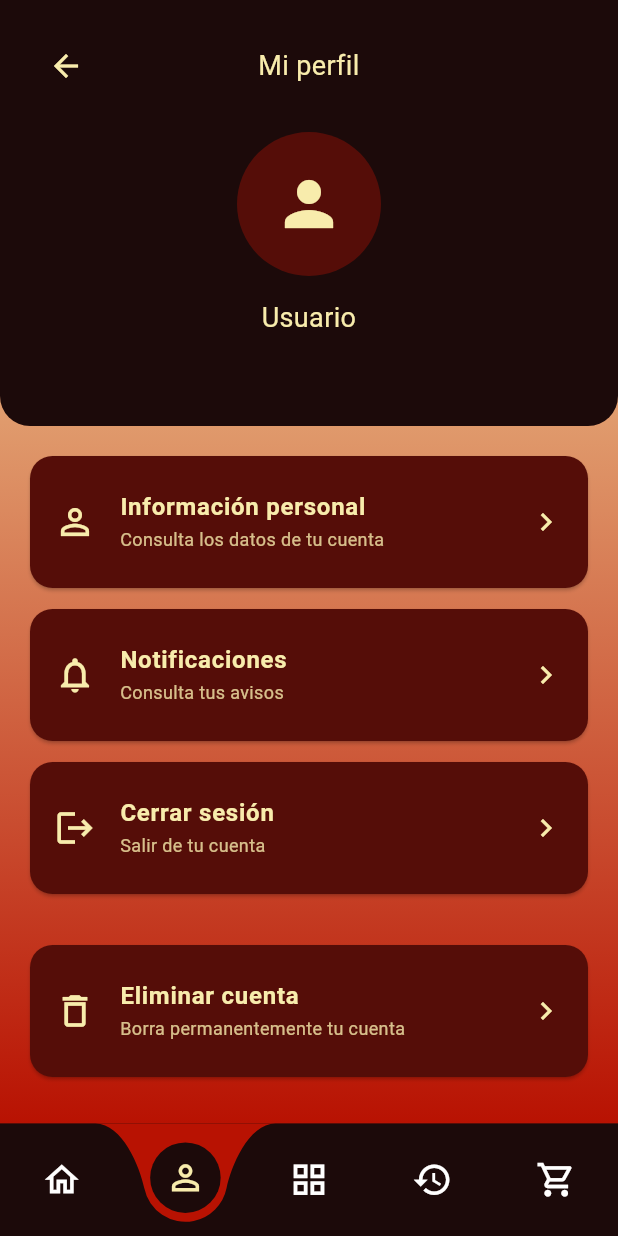
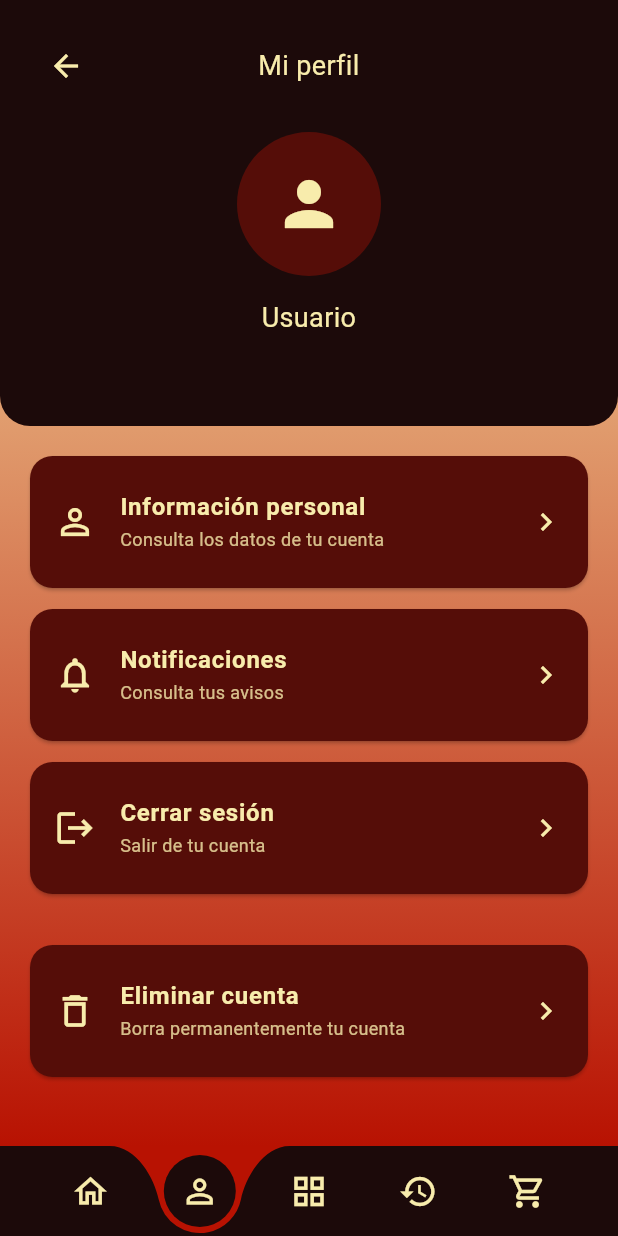
Before and after one commit to valu2208/AsaderoLaCeiba, a Flutter app: the Perfil screen opened directly, on a phone screen of 412 x 824 dp. Run offline on Flutter 3.47's test engine with Material 3 defaults, Android fonts, the phone set to English and light mode, and no system bars; our stand-ins replace google_fonts, google_sign_in, image_picker, shared_preferences; missing offline and left inert: desktop_drop, image_picker_android, image_picker_platform_interface, photo_manager; accounts and stored records are empty.

Commit message:
Chat sin stock ni enlaces, barra de navegación restaurada y navegación Menú-Perfil

```diff
--- a/frontend/lib/componentes/barra_nav_inferior.dart
+++ b/frontend/lib/componentes/barra_nav_inferior.dart
@@ -1,7 +1,7 @@
 import 'package:flutter/material.dart';
+import 'package:asadero/componentes/fondo_barranavegacion.dart';
 import 'package:asadero/core/colores.dart';
 import 'package:asadero/core/carrito_estado.dart';
-import 'package:asadero/componentes/fondo_barranavegacion.dart';
 
 class BarraNavegacionInferior extends StatelessWidget {
   final int indiceActual;
@@ -9,9 +9,9 @@ class BarraNavegacionInferior extends StatelessWidget {
 
   const BarraNavegacionInferior({super.key, this.indiceActual = 0, this.onTap});
 
-  @override
-  Widget build(BuildContext context) {
-    final iconos = [
+  static const double _margen = 24;
+
+  static const List<IconData> _iconos = [
     Icons.home_outlined,
     Icons.person_outline,
     Icons.grid_view,
@@ -19,81 +19,92 @@ class BarraNavegacionInferior extends StatelessWidget {
     Icons.shopping_cart_outlined,
   ];
 
-    return SizedBox(
-      height: 75,
+  @override
+  Widget build(BuildContext context) {
+    return Container(
+      color: AppColors.asphalt,
+      child: SafeArea(
+        top: false,
+        child: SizedBox(
+          height: 60,
           child: LayoutBuilder(
             builder: (context, constraints) {
-          final separacion = constraints.maxWidth / iconos.length;
-          final centro = separacion * indiceActual + separacion / 2;
+              final util = constraints.maxWidth - _margen * 2;
+              final ancho = util / _iconos.length;
 
-          return Stack(
-            clipBehavior: Clip.none,
-            children: [
-              Positioned.fill(
-                child: CustomPaint(painter: FondoBarra(centro: centro)),
+              return CustomPaint(
+                painter: FondoBarra(
+                  centro: _margen + ancho * (indiceActual + 0.5),
                 ),
-              Row(
-                children: List.generate(iconos.length, (indice) {
-                  final seleccionado = indice == indiceActual;
+                child: Padding(
+                  padding: const EdgeInsets.symmetric(horizontal: _margen),
+                  child: Row(
+                    crossAxisAlignment: CrossAxisAlignment.stretch,
+                    children: List.generate(_iconos.length, _item),
+                  ),
+                ),
+              );
+            },
+          ),
+        ),
+      ),
+    );
+  }
+
+  Widget _item(int indice) {
+    final activo = indice == indiceActual;
 
     return Expanded(
       child: GestureDetector(
         behavior: HitTestBehavior.opaque,
         onTap: () => onTap?.call(indice),
-                      child: SizedBox(
-                        height: 75,
-                        child: Align(
-                          alignment: Alignment(0, seleccionado ? -0.10 : 0),
-                          child: AnimatedContainer(
-                            duration: const Duration(milliseconds: 200),
-                            padding: const EdgeInsets.all(10),
-                            decoration: BoxDecoration(
-                              color: seleccionado
-                                  ? AppColors.asphalt
-                                  : Colors.transparent,
-                              shape: BoxShape.circle,
-                            ),
-                            child: indice == 4
-                                ? ValueListenableBuilder<List<CarritoItem>>(
+        child: Stack(
+          alignment: Alignment.center,
+          clipBehavior: Clip.none,
+          children: [
+            if (activo) _circuloActivo(),
+            if (indice == 4)
+              ValueListenableBuilder(
                 valueListenable: CarritoEstado.items,
                 builder: (context, items, child) {
-                                      final cantidad = CarritoEstado.total;
+                  return _iconoCarrito();
+                },
+              )
+            else
+              Icon(_iconos[indice], size: 26, color: AppColors.goldSand),
+          ],
+        ),
+      ),
+    );
+  }
+
+  Widget _iconoCarrito() {
+    final total = CarritoEstado.total;
 
     return Stack(
       clipBehavior: Clip.none,
       children: [
-                                          Icon(
-                                            iconos[indice],
-                                            size: 27,
-                                            color: seleccionado
-                                                ? AppColors.goldSand
-                                                : Colors.white,
+        const Icon(
+          Icons.shopping_cart_outlined,
+          size: 26,
+          color: AppColors.goldSand,
         ),
-                                          if (cantidad > 0)
+        if (total > 0)
           Positioned(
-                                              right: -9,
-                                              top: -7,
+            right: -10,
+            top: -8,
             child: Container(
-                                                padding: const EdgeInsets.all(
-                                                  3,
-                                                ),
-                                                constraints:
-                                                    const BoxConstraints(
-                                                      minWidth: 18,
-                                                      minHeight: 18,
-                                                    ),
+              padding: const EdgeInsets.all(4),
+              constraints: const BoxConstraints(minWidth: 18, minHeight: 18),
               decoration: const BoxDecoration(
-                                                  color:
-                                                      AppColors.redPrayerFlag,
+                color: AppColors.redPrayerFlag,
                 shape: BoxShape.circle,
               ),
-                                                alignment: Alignment.center,
               child: Text(
-                                                  cantidad > 99
-                                                      ? '99+'
-                                                      : '$cantidad',
+                '$total',
+                textAlign: TextAlign.center,
                 style: const TextStyle(
-                                                    color: Colors.white,
+                  color: AppColors.goldSand,
                   fontSize: 10,
                   fontWeight: FontWeight.bold,
                 ),
@@ -102,25 +113,15 @@ class BarraNavegacionInferior extends StatelessWidget {
           ),
       ],
     );
-                                    },
-                                  )
-                                : Icon(
-                                    iconos[indice],
-                                    size: 27,
-                                    color: seleccionado
-                                        ? AppColors.goldSand
-                                        : Colors.white,
-                                  ),
-                          ),
-                        ),
-                      ),
-                    ),
-                  );
-                }),
-              ),
-            ],
-          );
-        },
+  }
+
+  Widget _circuloActivo() {
+    return Container(
+      width: FondoBarra.radio * 2,
+      height: FondoBarra.radio * 2,
+      decoration: const BoxDecoration(
+        color: AppColors.asphalt,
+        shape: BoxShape.circle,
       ),
     );
   }
--- a/frontend/lib/pantallas/productos.dart
+++ b/frontend/lib/pantallas/productos.dart
@@ -11,6 +11,7 @@ import 'package:asadero/pantallas/carrito.dart';
 import 'package:asadero/pantallas/historial.dart';
 import 'package:asadero/pantallas/home.dart';
 import 'package:asadero/pantallas/menu_categoria.dart';
+import 'package:asadero/pantallas/perfil.dart';
 
 // Pantalla Menú (botón del centro de la barra): las opciones de la carta
 class Productos extends StatelessWidget {
@@ -125,6 +126,7 @@ class Productos extends StatelessWidget {
             indiceActual: 2,
             onTap: (indice) {
               if (indice == 0) _ir(context, const Home());
+              if (indice == 1) _ir(context, Perfil());
               if (indice == 3) _ir(context, const Historial());
               if (indice == 4) _ir(context, const Carrito());
             },
```
Also changed, not shown: frontend/lib/componentes/fondo_barranavegacion.dart (+11 -1 lines), frontend/lib/pantallas/perfil.dart (+14 -13 lines), 2 other files. Lines whose indentation alone changed are shown as unchanged.
